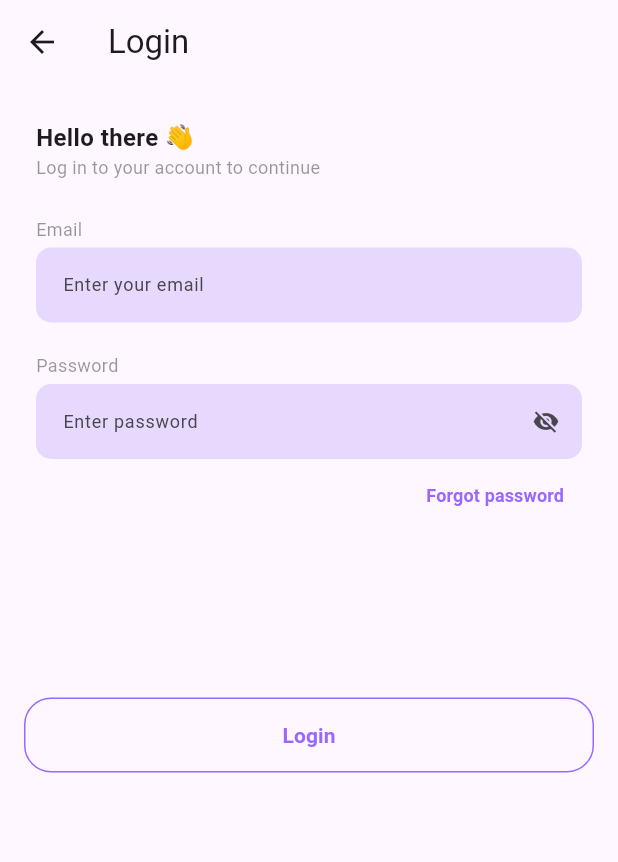
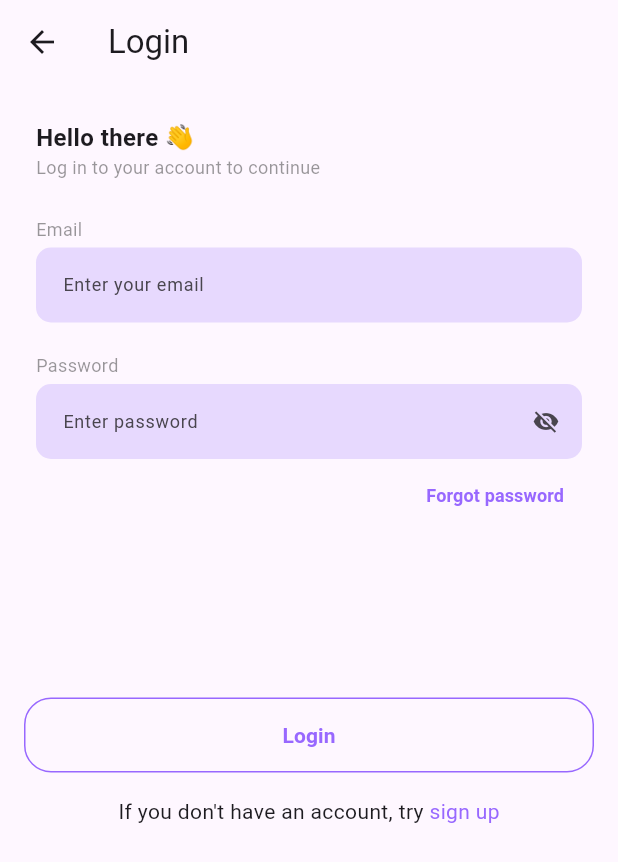
Before and after one commit to kefeh/GrapCoin, a Flutter app: the screen it shows after launch, after a tap on "Login", on a phone screen of 412 x 824 dp. Shown: the top 862 px of the screen. Run offline on Flutter 3.47's test engine with Material 2 defaults, Android fonts, the phone set to English and light mode, and no system bars; our stand-ins replace cloud_firestore, dartz, dio, firebase_auth, firebase_core, flutter_riverpod and 4 more; accounts and stored records are empty; generated files the repository leaves out were written again.

Commit message:
feat: adds alt login and signup text buttons

```diff
--- a/lib/src/login/routes/phone_login_in.dart
+++ b/lib/src/login/routes/phone_login_in.dart
@@ -224,6 +224,10 @@ class _PhoneSignInState extends ConsumerState<EmailAndPasswordLogin> {
                   ),
                 ),
                 SizedBox(height: MediaQuery.maybeOf(context)!.size.height / 8),
+                Column(
+                  mainAxisAlignment: MainAxisAlignment.center,
+                  crossAxisAlignment: CrossAxisAlignment.center,
+                  children: [
                     AnimatedSwitcher(
                       duration: const Duration(milliseconds: 300),
                       child: ref
@@ -243,6 +247,10 @@ class _PhoneSignInState extends ConsumerState<EmailAndPasswordLogin> {
                                 formKey.currentState!.validate();
                               },
                             ),
+                    ),
+                    const SizedBox(height: 16),
+                    AlternativeOnboarding(isSignUp: widget.isSignUp),
+                  ],
                 ),
               ],
             ),
@@ -277,3 +285,37 @@ class _PhoneSignInState extends ConsumerState<EmailAndPasswordLogin> {
     );
   }
 }
+
+class AlternativeOnboarding extends StatelessWidget {
+  const AlternativeOnboarding({
+    super.key,
+    this.isSignUp = false,
+  });
+  final bool isSignUp;
+
+  @override
+  Widget build(BuildContext context) {
+    String message = isSignUp
+        ? "Do you have an account, try "
+        : "If you don't have an account, try ";
+    String cta = isSignUp ? "sign in" : "sign up";
+    return Row(
+      mainAxisAlignment: MainAxisAlignment.center,
+      children: [
+        Text(message),
+        GestureDetector(
+          onTap: () {
+            Navigator.of(context).pushReplacement(
+              MaterialPageRoute(
+                builder: (context) => EmailAndPasswordLogin(
+                  isSignUp: !isSignUp,
+                ),
+              ),
+            );
+          },
+          child: Text(cta, style: const TextStyle(color: purple)),
+        )
+      ],
+    );
+  }
+}
```
Lines whose indentation alone changed are shown as unchanged.
